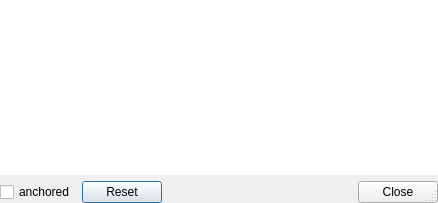
The window that software/talipot/designer/TalipotLogger.ui (anlambert/tulip) describes before a commit, drawn with Qt 5.
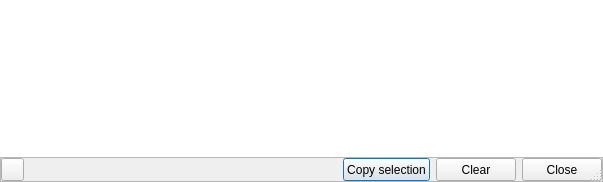
The same window after the commit.

Patch:
```diff
--- a/software/talipot/designer/TalipotLogger.ui
+++ b/software/talipot/designer/TalipotLogger.ui
@@ -6,8 +6,8 @@
    <rect>
     <x>0</x>
     <y>0</y>
-    <width>438</width>
-    <height>203</height>
+    <width>603</width>
+    <height>182</height>
    </rect>
   </property>
   <property name="windowTitle">
@@ -20,6 +20,9 @@
    <bool>false</bool>
   </property>
   <layout class="QVBoxLayout" name="verticalLayout">
+   <property name="spacing">
+    <number>0</number>
+   </property>
    <property name="leftMargin">
     <number>0</number>
    </property>
@@ -76,31 +79,138 @@
     </widget>
    </item>
    <item>
-    <layout class="QHBoxLayout" name="horizontalLayout">
-     <item>
-      <widget class="QCheckBox" name="anchoredCB">
-       <property name="toolTip">
-        <string>Anchor the Message log window to the main Talipot window</string>
-       </property>
-       <property name="text">
-        <string>anchored</string>
-       </property>
-       <property name="checked">
-        <bool>false</bool>
-       </property>
-      </widget>
-     </item>
-     <item>
-      <widget class="QDialogButtonBox" name="buttonBox">
-       <property name="standardButtons">
-        <set>QDialogButtonBox::Close|QDialogButtonBox::Reset</set>
-       </property>
-       <property name="centerButtons">
-        <bool>false</bool>
-       </property>
-      </widget>
-     </item>
-    </layout>
+    <widget class="QFrame" name="frame_2">
+     <property name="minimumSize">
+      <size>
+       <width>0</width>
+       <height>25</height>
+      </size>
+     </property>
+     <property name="maximumSize">
+      <size>
+       <width>16777215</width>
+       <height>25</height>
+      </size>
+     </property>
+     <property name="frameShape">
+      <enum>QFrame::StyledPanel</enum>
+     </property>
+     <property name="frameShadow">
+      <enum>QFrame::Raised</enum>
+     </property>
+     <property name="bottomFrame" stdset="0">
+      <bool>true</bool>
+     </property>
+     <layout class="QHBoxLayout" name="horizontalLayout">
+      <property name="spacing">
+       <number>6</number>
+      </property>
+      <property name="leftMargin">
+       <number>0</number>
+      </property>
+      <property name="topMargin">
+       <number>0</number>
+      </property>
+      <property name="rightMargin">
+       <number>0</number>
+      </property>
+      <property name="bottomMargin">
+       <number>0</number>
+      </property>
+      <item>
+       <widget class="QToolButton" name="anchoredCB">
+        <property name="minimumSize">
+         <size>
+          <width>23</width>
+          <height>23</height>
+         </size>
+        </property>
+        <property name="maximumSize">
+         <size>
+          <width>23</width>
+          <height>23</height>
+         </size>
+        </property>
+        <property name="text">
+         <string/>
+        </property>
+        <property name="checkable">
+         <bool>true</bool>
+        </property>
+       </widget>
+      </item>
+      <item>
+       <spacer name="horizontalSpacer">
+        <property name="orientation">
+         <enum>Qt::Horizontal</enum>
+        </property>
+        <property name="sizeHint" stdset="0">
+         <size>
+          <width>276</width>
+          <height>18</height>
+         </size>
+        </property>
+       </spacer>
+      </item>
+      <item>
+       <widget class="QPushButton" name="copyButton">
+        <property name="minimumSize">
+         <size>
+          <width>0</width>
+          <height>23</height>
+         </size>
+        </property>
+        <property name="maximumSize">
+         <size>
+          <width>16777215</width>
+          <height>23</height>
+         </size>
+        </property>
+        <property name="text">
+         <string>Copy selection</string>
+        </property>
+       </widget>
+      </item>
+      <item>
+       <widget class="QPushButton" name="clearButton">
+        <property name="minimumSize">
+         <size>
+          <width>0</width>
+          <height>23</height>
+         </size>
+        </property>
+        <property name="maximumSize">
+         <size>
+          <width>16777215</width>
+          <height>23</height>
+         </size>
+        </property>
+        <property name="text">
+         <string>Clear</string>
+        </property>
+       </widget>
+      </item>
+      <item>
+       <widget class="QPushButton" name="closeButton">
+        <property name="minimumSize">
+         <size>
+          <width>0</width>
+          <height>23</height>
+         </size>
+        </property>
+        <property name="maximumSize">
+         <size>
+          <width>16777215</width>
+          <height>23</height>
+         </size>
+        </property>
+        <property name="text">
+         <string>Close</string>
+        </property>
+       </widget>
+      </item>
+     </layout>
+    </widget>
    </item>
   </layout>
  </widget>
```
Left out of the diff: 19 changed lines with no effect on the pictures.
